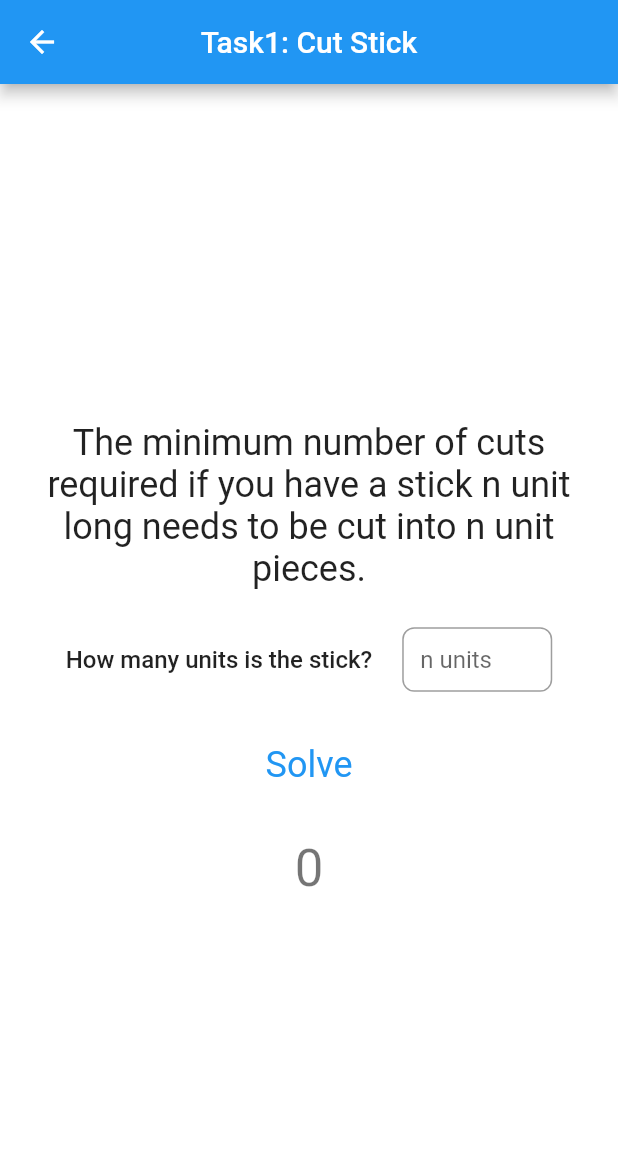
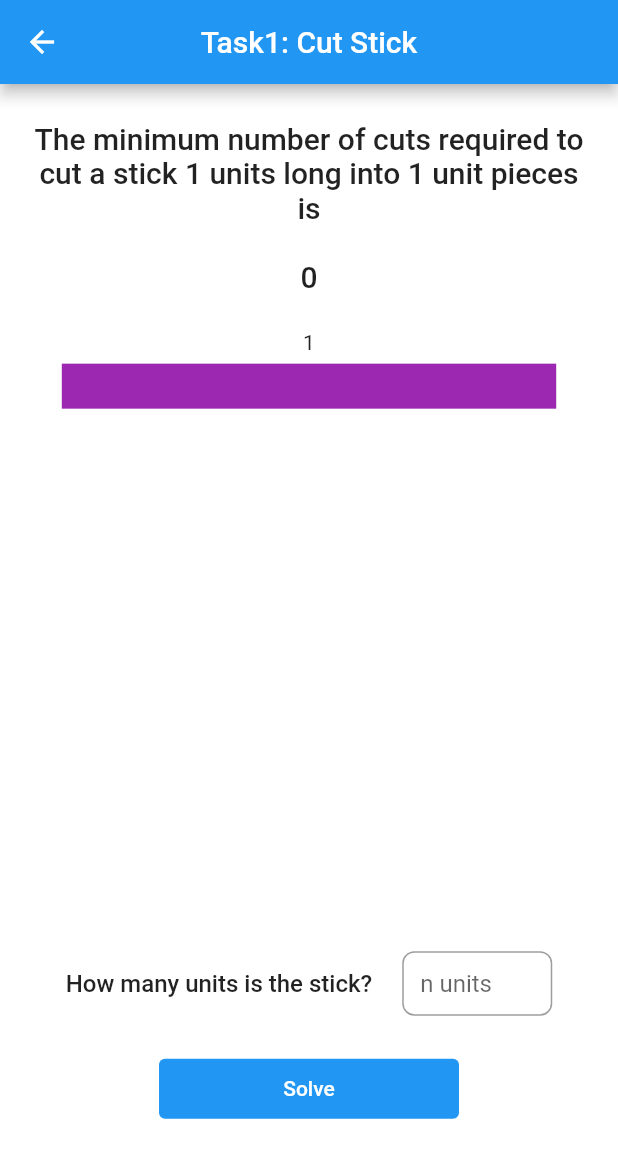
Before and after one commit to Ali-Elganzory/Algorithms-Project, a Flutter app: the CutStickView screen opened by its route, after a tap on "Solve", on a phone screen of 412 x 824 dp. Shown: the top 1158 px of the screen. Run offline on Flutter 3.47's test engine with Material 2 defaults, Android fonts, the light colour scheme and no system bars; missing offline and left inert: dart:ffi.

Commit message:
Finished Task 1: Cut Stick

```diff
--- a/lib/Controllers/cut_stick_controller.dart
+++ b/lib/Controllers/cut_stick_controller.dart
@@ -7,17 +7,54 @@ class CutStickController with ChangeNotifier {
   TextEditingController _unitsController = TextEditingController();
   TextEditingController get unitsController => _unitsController;
 
-  int _minCuts = -1;
+  // State
+  int _stickLength = 1;
+  int _minCuts = 0;
+  List<int> _stick = [1];
+
+  // Getters & Seeters
+  int get stickLength => _stickLength;
+  set stickLength(int v) {
+    _stickLength = v;
+    notifyListeners();
+  }
+
   int get minCuts => _minCuts;
   set minCuts(int v) {
     _minCuts = v;
     notifyListeners();
   }
 
+  List<int> get stick => _stick;
+  set stick(List<int> v) {
+    _stick = v;
+    notifyListeners();
+  }
+
+  // Greedy solution for the minimum cuts
   int findMinimumCuts() {
-    int input = int.tryParse(_unitsController.text) ?? 1;
-    minCuts = (log(input) / log(2)).ceil();
+    {
+      // Extract user input as an [int]
+      stickLength = int.tryParse(_unitsController.text) ?? 1;
+      // Calculate minimum number of cuts
+      minCuts = (log(stickLength) / log(2)).ceil();
+    }
+
+    // For simulation purposes
+    findMinimumCutsSimulated();
     return minCuts;
+  }
+
+  Future<void> findMinimumCutsSimulated() async {
+    stick = [stickLength];
+    for (int i = minCuts; i > 0; i--) {
+      await Future.delayed(Duration(milliseconds: 500));
+      stick = stick
+          .expand<int>((stickPart) => stickPart < 2
+              ? [stickPart]
+              : [stickPart ~/ 2 + stickPart % 2, stickPart ~/ 2])
+          .toList();
+    }
   }
 
   void dispose() {
--- a/lib/Views/cut_stick/cut_stick_view.dart
+++ b/lib/Views/cut_stick/cut_stick_view.dart
@@ -12,6 +12,7 @@ class CutStickView extends StatelessWidget {
   Widget build(BuildContext context) {
     final Size sz = MediaQuery.of(context).size;
     final double sh = sz.height;
+    final double sw = sz.width;
     final double verticalPadding = 0.03 * sh;
     final double sidePadding = 20;
 
@@ -27,14 +28,42 @@ class CutStickView extends StatelessWidget {
           horizontal: sidePadding,
         ),
         child: Column(
-          mainAxisAlignment: MainAxisAlignment.center,
           children: [
-            Text(
-              "The minimum number of cuts required if you have a stick n unit long needs to be cut into n unit pieces.",
-              textAlign: TextAlign.center,
-              style: Theme.of(context).textTheme.headline5,
+            Selector<CutStickController, int>(
+              selector: (_, con) => con.minCuts,
+              builder: (_, minCuts, __) => Text(
+                "The minimum number of cuts required to cut a stick ${context.read<CutStickController>().stickLength} units long into 1 unit pieces is\n\n${minCuts < 0 ? "" : "$minCuts"}",
+                textAlign: TextAlign.center,
+                style: Theme.of(context).textTheme.headline6,
+              ),
             ),
             SizedBox(height: verticalPadding),
+            Expanded(
+              child: Selector<CutStickController, List<int>>(
+                  selector: (_, con) => con.stick,
+                  builder: (_, stick, __) {
+                    double unitLength = 0.8 *
+                        sw /
+                        context.read<CutStickController>().stickLength;
+                    return Row(
+                      mainAxisAlignment: MainAxisAlignment.spaceEvenly,
+                      children: [
+                        for (int stickPart in stick)
+                          Column(
+                            children: [
+                              Text("$stickPart"),
+                              Container(
+                                height: 30,
+                                width: stickPart * unitLength,
+                                margin: const EdgeInsets.symmetric(vertical: 6),
+                                color: Colors.purple,
+                              ),
+                            ],
+                          ),
+                      ],
+                    );
+                  }),
+            ),
             Row(
               mainAxisSize: MainAxisSize.min,
               children: [
@@ -60,26 +89,17 @@ class CutStickView extends StatelessWidget {
               ],
             ),
             SizedBox(height: verticalPadding),
-            TextButton(
+            ElevatedButton(
               onPressed: () {
                 context.read<CutStickController>().findMinimumCuts();
               },
-              child: Text(
-                "Solve",
-                style: Theme.of(context)
-                    .textTheme
-                    .headline5!
-                    .copyWith(color: Theme.of(context).primaryColor),
+              child: Text("Solve"),
+              style: ElevatedButton.styleFrom(
+                elevation: 0,
+                minimumSize: Size(200, 40),
               ),
             ),
-            SizedBox(height: verticalPadding),
-            Selector<CutStickController, int>(
-              selector: (_, con) => con.minCuts,
-              builder: (_, minCuts, __) => Text(
-                minCuts < 0 ? "" : "$minCuts",
-                style: Theme.of(context).textTheme.headline4,
-              ),
-            ),
+            SizedBox(height: 2 * verticalPadding),
           ],
         ),
       ),
```
